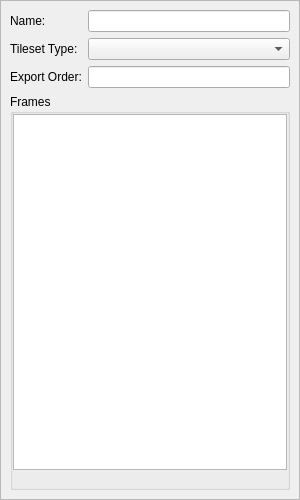
The window that src/gui-qt/metasprite/metasprite/framesetdock.ui (undisbeliever/untech-editor) describes before a commit, drawn with Qt 5.
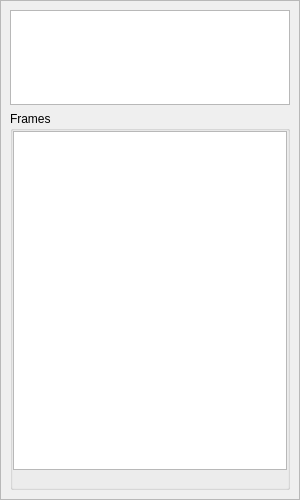
The same window after the commit. Custom widgets are drawn as their Qt base class.

Commit message:
Rewrite MS/SI GUI to use PropertyListManager
This commit rewrites the MetaSprite/SpriteImporter GUI to use a
PropertyListManager to handle the GUI for:

    * MetaSprite FrameSet
    * MetaSprite Frame
    * SpriteImporter FrameSet
    * SpriteImporter Frame
    * Animations

This rewrite was done for three reasons:

 1) Make the FrameSet editor consist with the other editors
 2) PropertyListView uses less screen space than a traditional GUI
 3) Make it easier to add new fields to the MS/SI GUI

```diff
--- a/src/gui-qt/metasprite/metasprite/framesetdock.ui
+++ b/src/gui-qt/metasprite/metasprite/framesetdock.ui
@@ -61,41 +61,23 @@
        </property>
        <layout class="QVBoxLayout" name="scrollLayout">
         <item>
-         <layout class="QFormLayout" name="formLayout">
-          <item row="0" column="0">
-           <widget class="QLabel" name="frameSetNameLabel">
-            <property name="text">
-             <string>Name:</string>
-            </property>
-           </widget>
-          </item>
-          <item row="0" column="1">
-           <widget class="QLineEdit" name="frameSetName"/>
-          </item>
-          <item row="1" column="0">
-           <widget class="QLabel" name="tilesetTypeLabel">
-            <property name="text">
-             <string>Tileset Type:</string>
-            </property>
-           </widget>
-          </item>
-          <item row="1" column="1">
-           <widget class="EnumComboBox" name="tilesetType"/>
-          </item>
-          <item row="2" column="0">
-           <widget class="QLabel" name="exportOrderLabel">
-            <property name="text">
-             <string>Export Order:</string>
-            </property>
-           </widget>
-          </item>
-          <item row="2" column="1">
-           <widget class="QLineEdit" name="exportOrder"/>
-          </item>
-         </layout>
+         <widget class="PropertyListView" name="frameSetProperties">
+          <property name="sizePolicy">
+           <sizepolicy hsizetype="Expanding" vsizetype="Expanding">
+            <horstretch>0</horstretch>
+            <verstretch>1</verstretch>
+           </sizepolicy>
+          </property>
+         </widget>
         </item>
         <item>
          <widget class="QGroupBox" name="frameBox">
+          <property name="sizePolicy">
+           <sizepolicy hsizetype="Preferred" vsizetype="Preferred">
+            <horstretch>0</horstretch>
+            <verstretch>4</verstretch>
+           </sizepolicy>
+          </property>
           <property name="title">
            <string>Frames</string>
           </property>
@@ -159,10 +141,9 @@
  </widget>
  <customwidgets>
   <customwidget>
-   <class>EnumComboBox</class>
-   <extends>QComboBox</extends>
-   <header>gui-qt/common/widgets/enumcombobox.h</header>
-   <container>1</container>
+   <class>PropertyListView</class>
+   <extends>QTreeView</extends>
+   <header>gui-qt/common/properties/propertylistview.h</header>
   </customwidget>
   <customwidget>
    <class>GuiQt::Accessor::NamedListView</class>
```
The commit also changes 33 other files.
